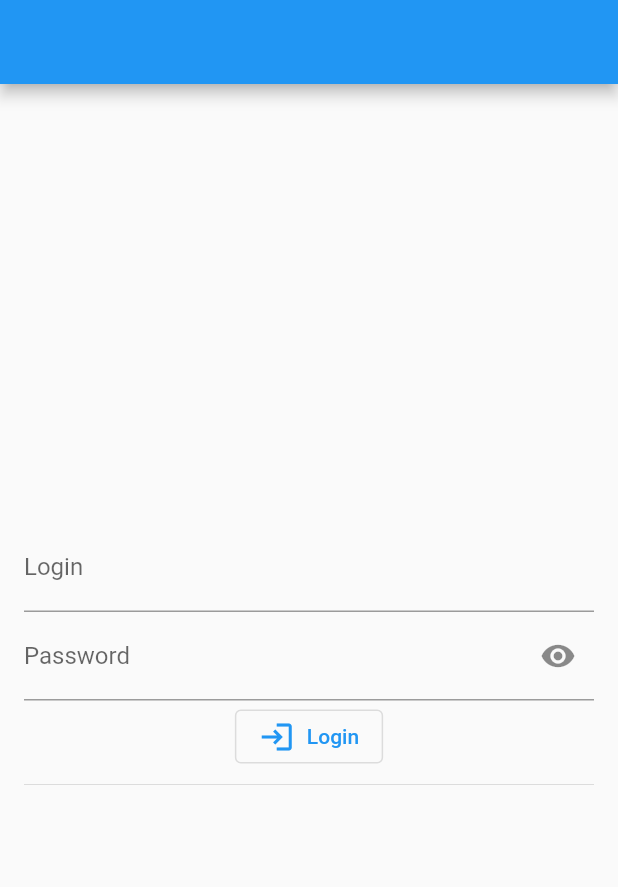
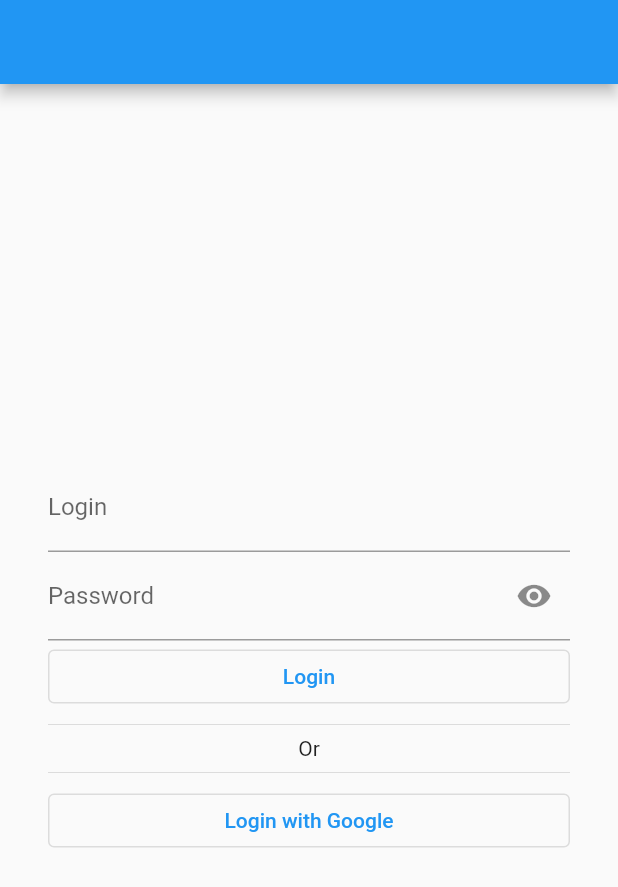
Before and after one commit to FatihDursunUzer1/task_time_tracker, a Flutter app: the screen it shows after launch, on a phone screen of 412 x 824 dp. Shown: the top 887 px of the screen. Run offline on Flutter 3.47's test engine with Material 2 defaults, Android fonts, the phone set to English and light mode, and no system bars; our stand-ins replace firebase_core, flutter_signin_button, hive, hive_flutter, loading_animation_widget; accounts and stored records are empty.

Commit message:
validation for login text form fields

```diff
--- a/lib/core/application/constants/color_constants.dart
+++ b/lib/core/application/constants/color_constants.dart
@@ -5,7 +5,8 @@ enum ColorConstants {
   timerCardLight(0xFFE0E0E0),
   //deeppurple color
   scaffoldBackGround(0xFF673AB7),
-  scaffoldBackGroundDark(0x000);
+  scaffoldBackGroundDark(0x000),
+  darkBlue(0xFF1B143F);
 
   final int value;
   const ColorConstants(this.value);
--- a/lib/core/application/state/global_state_provider.dart
+++ b/lib/core/application/state/global_state_provider.dart
@@ -17,9 +17,11 @@ class ThemeStateProvider extends ChangeNotifier {
         : CustomThemeMode.light; //default
   }
   CustomThemeMode get themeMode => _themeMode;
+
   ThemeData get theme =>
       _themeMode == CustomThemeMode.light ? _lightTheme : _darkTheme;
   bool isLightTheme() => _themeMode == CustomThemeMode.light;
+
   void setThemeMode() {
     _themeMode = _themeMode.name == CustomThemeMode.light.name
         ? CustomThemeMode.dark
@@ -33,8 +35,10 @@ class ThemeStateProvider extends ChangeNotifier {
       scaffoldBackgroundColor: ColorConstants.scaffoldBackGroundDark.color,
       outlinedButtonTheme: OutlinedButtonThemeData(
         style: OutlinedButton.styleFrom(
-            backgroundColor: Colors.black, foregroundColor: Colors.white),
+            backgroundColor: ColorConstants.darkBlue.color,
+            foregroundColor: Colors.white),
       ));
+
   ThemeData get _lightTheme => ThemeData.light()
       .copyWith(cardColor: ColorConstants.timerCardLight.color);
 }
--- a/lib/presentatiton/views/login/login_view.dart
+++ b/lib/presentatiton/views/login/login_view.dart
@@ -1,6 +1,7 @@
 import 'package:flutter/material.dart';
 import 'package:flutter/src/widgets/framework.dart';
 import 'package:flutter/src/widgets/placeholder.dart';
+import 'package:flutter_signin_button/flutter_signin_button.dart';
 import 'package:provider/provider.dart';
 import 'package:task_time_tracker/core/application/constants/page_constants.dart';
 import 'package:task_time_tracker/core/application/navigation/navigation_service.dart';
@@ -20,24 +21,53 @@ class _LoginState extends State<Login> {
         appBar: AppBar(),
         body: Center(
           child: Padding(
-              padding: const EdgeInsets.all(16.0),
+              padding: const EdgeInsets.all(32.0),
+              child: Form(
+                key: context.read<LoginViewModel>().formKey,
                 child: Column(
                     mainAxisAlignment: MainAxisAlignment.center,
                     children: [
                       TextFormField(
+                        controller:
+                            context.read<LoginViewModel>().emailController,
+                        validator: context.read<LoginViewModel>().validateEmail,
                         decoration: InputDecoration(labelText: 'Login'),
                       ),
                       PasswordTextFormField(context),
-                    OutlinedButton.icon(
+                      LoginButton(context),
+                      const Divider(),
+                      Text('Or'),
+                      const Divider(),
+                      LoginWithGoogle(context),
+                    ]),
+              )),
+        ));
+  }
+
+  Container LoginWithGoogle(BuildContext context) {
+    return Container(
+      width: MediaQuery.of(context).size.width,
+      child: OutlinedButton(onPressed: () {}, child: Text('Login with Google')),
+    );
+  }
+
+  Container LoginButton(BuildContext context) {
+    return Container(
+      width: MediaQuery.of(context).size.width,
+      child: OutlinedButton(
           onPressed: () {
+            if (context
+                .read<LoginViewModel>()
+                .formKey
+                .currentState!
+                .validate()) {
+              print('Validated');
               NavigationService.instance
                   .navigateToPage(path: PageConstants.home);
+            }
           },
-                        icon: Icon(Icons.login_outlined),
-                        label: Text('Login')),
-                    const Divider()
-                  ])),
-        ));
+          child: Text('Login')),
+    );
   }
 
   TextFormField PasswordTextFormField(BuildContext context) {
--- a/pubspec.yaml
+++ b/pubspec.yaml
@@ -45,10 +45,10 @@ dependencies:
   hive_flutter: ^1.1.0
   hive: ^2.2.3
   hive_generator: ^2.0.0
-  get_it: ^7.2.0
   path_provider: ^2.0.14
-  lottie: ^2.3.1
   loading_animation_widget: ^1.2.0+4
+  google_sign_in: ^6.0.2
+  flutter_signin_button: ^2.0.0
 
 dev_dependencies:
   flutter_test:
```
Also changed, not shown: lib/presentatiton/views/login/login_view_model.dart (+21 -0 lines), lib/presentatiton/widgets/custom_button.dart (added, +13 -0 lines), pubspec.lock, 1 other file. Lines whose indentation alone changed are shown as unchanged.
